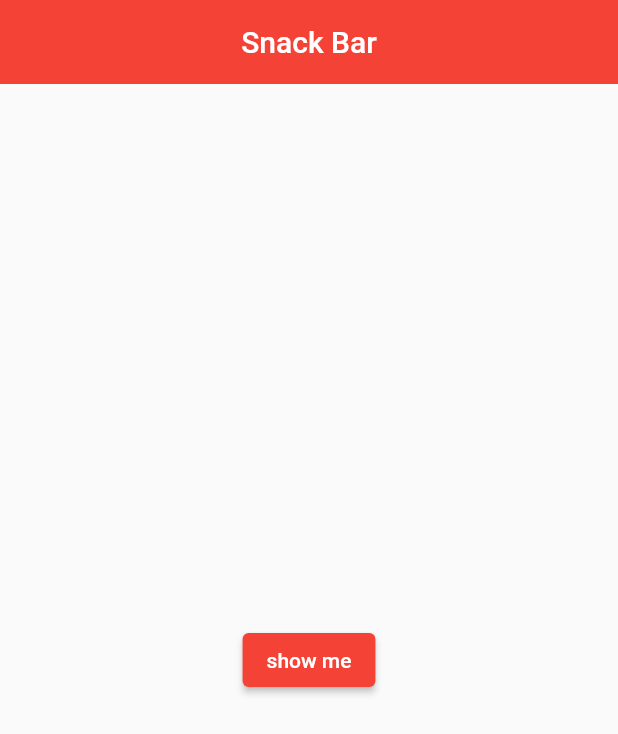
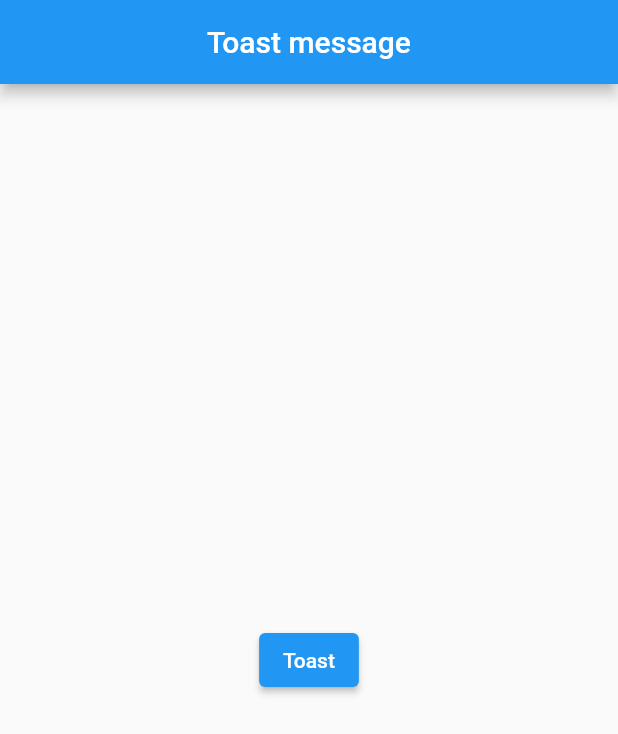
Before and after one commit to kisbi3/contact, a Flutter app: the screen it shows after launch, on a phone screen of 412 x 824 dp. Shown: the top 734 px of the screen. Run offline on Flutter 3.47's test engine with Material 2 defaults, Android fonts, the phone set to English and light mode, and no system bars; our stand-ins replace fluttertoast.

Commit message:
Toast message
순한맛 19

```diff
--- a/lib/main.dart
+++ b/lib/main.dart
@@ -1,4 +1,5 @@
 import 'package:flutter/material.dart';
+import 'package:fluttertoast/fluttertoast.dart';
 
 void main() => runApp(MyApp());
 
@@ -10,7 +11,7 @@ class MyApp extends StatelessWidget {
     return MaterialApp(
       title: 'Appbar',
       theme: ThemeData(
-        primarySwatch: Colors.red,
+        primarySwatch: Colors.blue,
       ),
       home: MyPage(),
     );
@@ -24,38 +25,30 @@ class MyPage extends StatelessWidget {
   Widget build(BuildContext context) {
     return Scaffold(
       appBar: AppBar(
-        title: Text('Snack Bar'),
+        title: Text('Toast message'),
         centerTitle: true,
-        elevation: 0.0,
       ),
       body: Center(
-        // FlatButton 없음!!
-        //ElevatedButton, Raised button, Floating action button : 기능상에서는 별 차이가 없음
-        // 중앙의 버튼을 누르면 SnackBar 출력!!
         child: ElevatedButton(
-          style: ElevatedButton.styleFrom(
-            backgroundColor: Colors.red,
-          ),
-          onPressed: (){
-            ScaffoldMessenger.of(context).showSnackBar(SnackBar(
-              content: Text('New Snack Bar',
-              textAlign: TextAlign.center,
-                style: TextStyle(
-                  color: Colors.white,
-                ),
-              ),
-              backgroundColor: Colors.teal,
-              duration: Duration(milliseconds: 1000),
+            onPressed: (){
+              flutterToast();
+            },
+            child: Text('Toast'),
+            style: ElevatedButton.styleFrom(
+              backgroundColor: Colors.blue,
             ),
-            );
-          },
-          child: Text('show me',
-            style: TextStyle(
-              color: Colors.white
-            ),
-          ),
         ),
       ),
     );
   }
 }
+
+void flutterToast(){
+  Fluttertoast.showToast(msg: 'Flutter',
+  gravity: ToastGravity.BOTTOM,
+  backgroundColor: Colors.redAccent,
+  fontSize: 20.0,
+  textColor: Colors.white,
+  toastLength: Toast.LENGTH_SHORT,
+  );
+}
--- a/pubspec.yaml
+++ b/pubspec.yaml
@@ -36,6 +36,7 @@ dependencies:
   # The following adds the Cupertino Icons font to your application.
   # Use with the CupertinoIcons class for iOS style icons.
   cupertino_icons: ^1.0.2
+  fluttertoast: ^8.1.1
 
 dev_dependencies:
   flutter_test:
```
Also changed, not shown: pubspec.lock.
